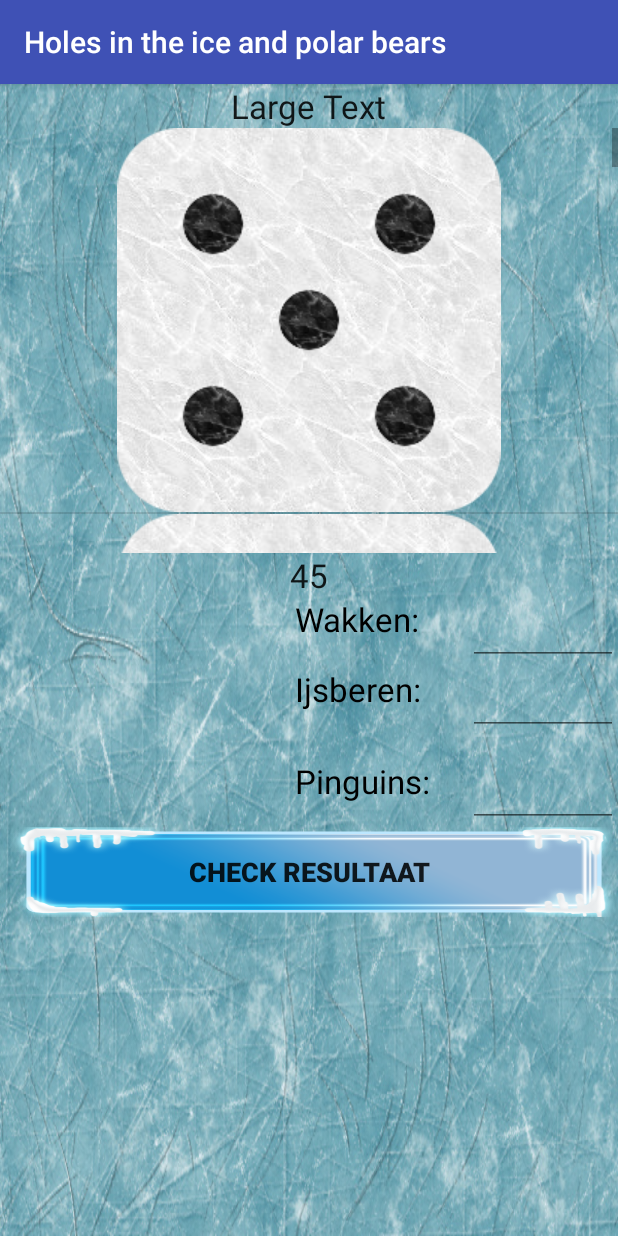
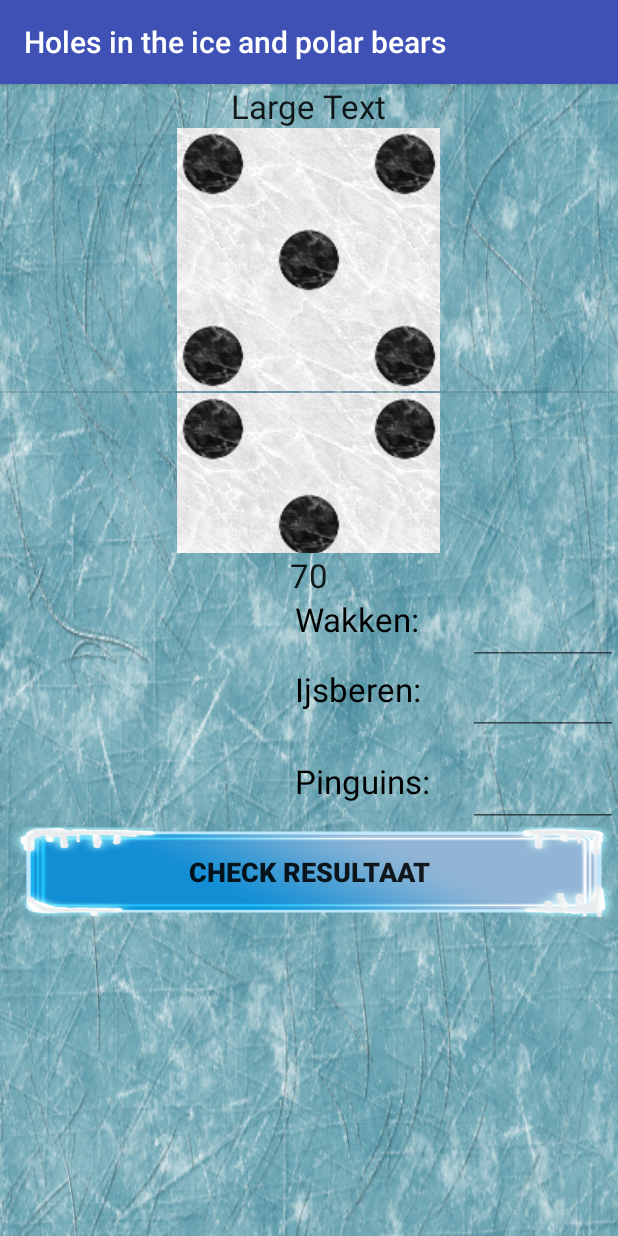
Before and after one commit to kelvincornelissens/WakkenEnIJsberenKTJ, an Android app: the LevelSelect screen opened directly, with no data from a screen before it, after a tap on "LEVEL 3", on a phone screen of 412 x 824 dp. Run offline under Robolectric (Android 15) with nearby library versions, the phone set to English and light mode, and no system bars; 2 other taps on this screen came first.

Commit message:
Levels aangepast en layout dice verandert

```diff
--- a/WakkenEnIJsberenKTJ/app/src/main/AndroidManifest.xml
+++ b/WakkenEnIJsberenKTJ/app/src/main/AndroidManifest.xml
@@ -2,6 +2,7 @@
 <manifest xmlns:android="http://schemas.android.com/apk/res/android"
     package="com.kelvin.wakkenenijsberenktj">
 
+    <uses-permission android:name="android.permission.INTERNET"/>
     <application
         android:allowBackup="true"
         android:icon="@mipmap/ic_launcher"
@@ -9,7 +10,7 @@
         android:supportsRtl="true"
         android:theme="@style/AppTheme">
 
-        <uses-permission android:name="android.permission.INTERNET"/>
+
 
         <meta-data android:name="com.facebook.sdk.ApplicationId" android:value="@string/facebook_app_id"/>
 
--- a/WakkenEnIJsberenKTJ/app/src/main/java/GameClasses/Level.java
+++ b/WakkenEnIJsberenKTJ/app/src/main/java/GameClasses/Level.java
@@ -12,6 +12,17 @@ public class Level implements Serializable{
     boolean pinguins;
     int aantalSeconden;
     int aantalDice;
+    int lvlNr;
+
+    public int getLvlNr() {
+        return lvlNr;
+    }
+
+    public void setLvlNr(int lvlNr) {
+        this.lvlNr = lvlNr;
+    }
+
+
 
     //Aantal seconden dat iemand heeft om een level te halen
     public int getAantalSeconden() {
@@ -48,11 +59,12 @@ public class Level implements Serializable{
         this.aantalDice = aantalDice;
     }
 
-    public Level(int pogingenVoorHint, boolean pinguins, int aantalSeconden,int aantalDice){
+    public Level(int pogingenVoorHint, boolean pinguins, int aantalSeconden,int aantalDice, int lvlNr){
         this.pogingenVoorHint = pogingenVoorHint;
         this.pinguins = pinguins;
         this.aantalSeconden = aantalSeconden;
         this.aantalDice = aantalDice;
+        this.lvlNr = lvlNr;
     }
 
 
--- a/WakkenEnIJsberenKTJ/app/src/main/java/com/kelvin/wakkenenijsberenktj/LevelActivity.java
+++ b/WakkenEnIJsberenKTJ/app/src/main/java/com/kelvin/wakkenenijsberenktj/LevelActivity.java
@@ -28,24 +28,26 @@ public class LevelActivity extends AppCompatActivity {
         levelFragment = new DiceLevelFragment();
         getFragmentManager().beginTransaction().replace(R.id.topPanelLevel,diceFragment).commit();
         getFragmentManager().beginTransaction().replace(R.id.downPanelLevel,levelFragment).commit();
+        final Level level = (Level) getIntent().getExtras().getSerializable("level");
+        game = new Game(level,this);
 
         levelFragment.setDiceLevelListener(new DiceLevelFragment.DiceLevelListener() {
             @Override
             public void OnAnswer(Result result) {
                 int goed = game.answer(result);
                 int fout = 3 - goed;
-             //  levelFragment.setGoedEnFout(goed,fout);
+               levelFragment.setGoedEnFout(goed,fout);
 
 
                 Intent intent = new Intent(getApplicationContext(),LevelComplete.class);
+                intent.putExtra("level", level);
                 startActivity(intent);
 
             }
         });
 
 
-        Level level = (Level) getIntent().getExtras().getSerializable("level");
-        game = new Game(level,this);
+
 
         game.getTimer().setListener(new ITimer() {
             @Override
@@ -54,11 +56,7 @@ public class LevelActivity extends AppCompatActivity {
             }
         });
 
-
         game.start();
-
-
-
     }
 
 
--- a/WakkenEnIJsberenKTJ/app/src/main/java/com/kelvin/wakkenenijsberenktj/LevelSelect.java
+++ b/WakkenEnIJsberenKTJ/app/src/main/java/com/kelvin/wakkenenijsberenktj/LevelSelect.java
@@ -26,7 +26,7 @@ public class LevelSelect extends AppCompatActivity {
             public void onClick(View v) {
                 Intent intent = new Intent(getApplicationContext(),LevelActivity.class);
 
-                Level level = new Level(4,true,180,3);
+                Level level = new Level(4,true,180,3,1);
 
                 intent.putExtra("level",level);
                 startActivity(intent);
@@ -44,7 +44,7 @@ public class LevelSelect extends AppCompatActivity {
             @Override
             public void onClick(View v) {
                 Intent intent = new Intent(getApplicationContext(),LevelActivity.class);
-                Level level = new Level(8,true,90,4);
+                Level level = new Level(8,true,100,4,2);
 
                 intent.putExtra("level",level);
                 startActivity(intent);
@@ -56,7 +56,7 @@ public class LevelSelect extends AppCompatActivity {
             @Override
             public void onClick(View v) {
                 Intent intent = new Intent(getApplicationContext(),LevelActivity.class);
-                Level level = new Level(77,true,45,12);
+                Level level = new Level(77,true,70,12,3);
 
                 intent.putExtra("level",level);
                 startActivity(intent);
--- a/WakkenEnIJsberenKTJ/app/src/main/res/layout/dice_adapter_item.xml
+++ b/WakkenEnIJsberenKTJ/app/src/main/res/layout/dice_adapter_item.xml
@@ -3,10 +3,10 @@
     android:layout_width="match_parent" android:layout_height="match_parent">
 
     <ImageView
-        android:layout_width="match_parent"
-        android:layout_height="match_parent"
+        android:layout_width="175dp"
+        android:layout_height="175dp"
         android:id="@+id/imageViewDice"
-        android:layout_alignParentTop="true"
-        android:layout_alignParentLeft="true"
-        android:layout_alignParentStart="true" />
+        android:scaleType="center"
+        android:layout_centerVertical="true"
+        android:layout_centerHorizontal="true" />
 </RelativeLayout>
--- a/WakkenEnIJsberenKTJ/app/src/main/res/layout/fragment_dice.xml
+++ b/WakkenEnIJsberenKTJ/app/src/main/res/layout/fragment_dice.xml
@@ -1,12 +1,13 @@
 <?xml version="1.0" encoding="utf-8"?>
-<LinearLayout xmlns:android="http://schemas.android.com/apk/res/android"
+
+<RelativeLayout xmlns:android="http://schemas.android.com/apk/res/android"
     android:orientation="horizontal" android:layout_width="match_parent"
     android:layout_height="match_parent">
-
 
     <ListView
         android:layout_width="wrap_content"
         android:layout_height="wrap_content"
         android:id="@+id/listViewDice"
-        android:layout_weight="1" />
-</LinearLayout>
+        android:layout_weight="1"
+        android:scrollbars="horizontal" />
+</RelativeLayout>
--- a/WakkenEnIJsberenKTJ/app/src/main/res/values/strings.xml
+++ b/WakkenEnIJsberenKTJ/app/src/main/res/values/strings.xml
@@ -11,4 +11,5 @@
 
     <string name="name">Name</string>
     <string name="save">Save</string>
+    <string name="facebook_app_id">1695368487443057</string>
 </resources>
```
Also changed, not shown: WakkenEnIJsberenKTJ/app/src/main/java/com/kelvin/wakkenenijsberenktj/LevelComplete.java (+28 -2 lines).
